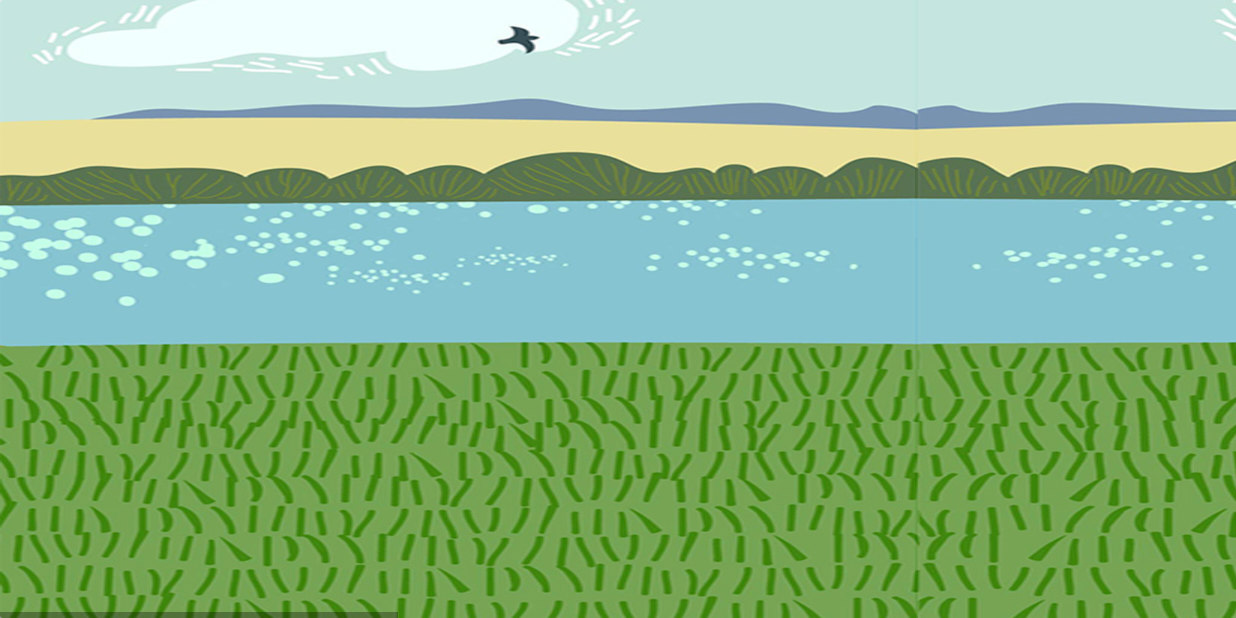
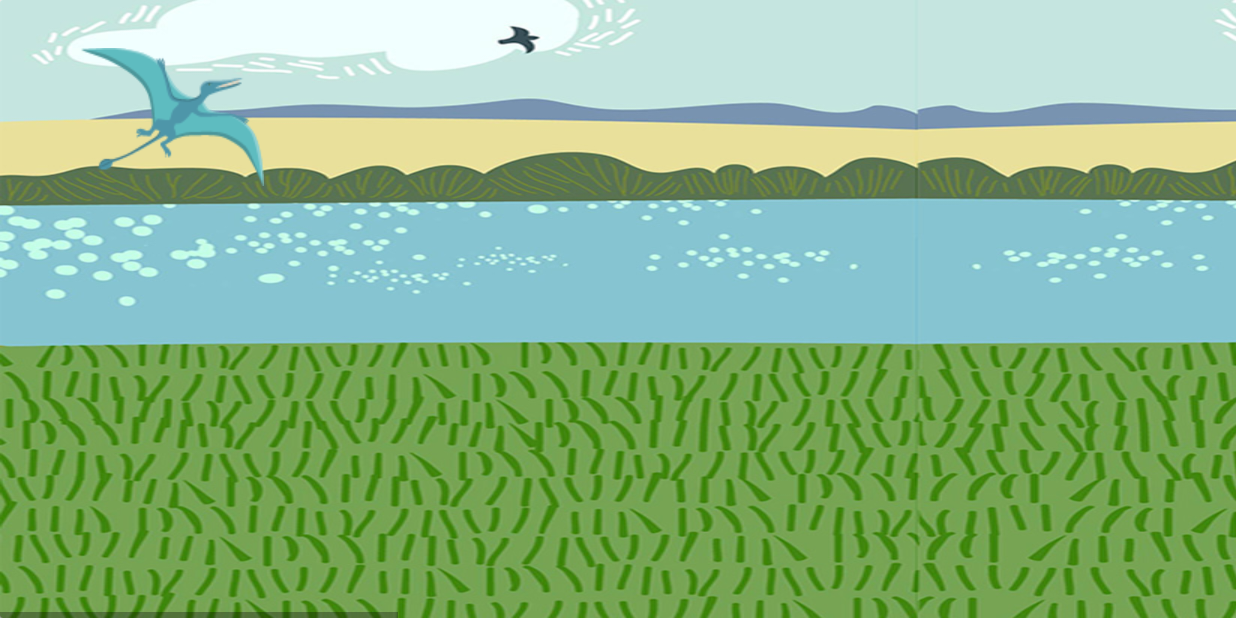
Before and after one commit to erzihutama/profdino, an Android app: the EnsiklopediActivity screen opened directly, with no data from a screen before it, on a phone screen of 824 x 412 dp (held sideways). Run offline under Robolectric (Android 15) with nearby library versions, the phone set to English and light mode, and no system bars.

Commit message:
update 1 ensiklopedia

```diff
--- a/app/src/main/AndroidManifest.xml
+++ b/app/src/main/AndroidManifest.xml
@@ -11,7 +11,7 @@
         android:roundIcon="@mipmap/ic_launcher_round"
         android:supportsRtl="true"
         android:theme="@style/AppTheme">
-        <activity android:name=".View.HasilQuiz"></activity>
+        <activity android:name=".View.HasilQuiz" />
         <activity android:name=".View.QuisActivity" />
         <activity
             android:name=".View.EnsiklopediActivity"
--- a/app/src/main/res/layout/activity_esiklopedi.xml
+++ b/app/src/main/res/layout/activity_esiklopedi.xml
@@ -1,17 +1,22 @@
 <?xml version="1.0" encoding="utf-8"?>
-<LinearLayout xmlns:android="http://schemas.android.com/apk/res/android"
+<androidx.constraintlayout.widget.ConstraintLayout xmlns:android="http://schemas.android.com/apk/res/android"
     xmlns:app="http://schemas.android.com/apk/res-auto"
     xmlns:tools="http://schemas.android.com/tools"
+    android:id="@+id/linearLayout2"
     android:layout_width="match_parent"
     android:layout_height="match_parent"
-    android:orientation="horizontal"
     tools:context=".View.EnsiklopediActivity">
+
     <HorizontalScrollView
-        android:layout_width="match_parent"
+        android:id="@+id/horizontalScrollView"
+        android:layout_width="wrap_content"
         android:layout_height="wrap_content"
-        android:background="#fff">
+        android:background="#fff"
+        app:layout_constraintStart_toStartOf="parent"
+        app:layout_constraintTop_toTopOf="parent">
+
         <LinearLayout
-            android:layout_width="match_parent"
+            android:layout_width="wrap_content"
             android:layout_height="wrap_content"
             tools:ignore="Orientation">
 
@@ -21,27 +26,89 @@
                 android:layout_height="wrap_content">
 
                 <LinearLayout
+                    android:id="@+id/linearLayout"
                     android:layout_width="match_parent"
                     android:layout_height="match_parent"
                     android:background="@drawable/bges"
                     android:orientation="vertical">
 
+                    <androidx.constraintlayout.widget.ConstraintLayout
+                        android:layout_width="wrap_content"
+                        android:layout_height="wrap_content">
+
+                        <ImageView
+                            android:id="@+id/Rhamphorhynchus"
+                            android:layout_width="150dp"
+                            android:layout_height="wrap_content"
+                            android:layout_marginStart="40dp"
+                            android:layout_marginTop="32dp"
+                            android:contentDescription="Rhamphorhynchus"
+                            android:src="@drawable/rhamphorhynchus"
+                            app:layout_constraintBottom_toBottomOf="parent"
+                            app:layout_constraintStart_toStartOf="parent"
+                            app:layout_constraintTop_toTopOf="parent"
+                            tools:ignore="MissingConstraints">
+
+                        </ImageView>
+                    </androidx.constraintlayout.widget.ConstraintLayout>
+
+                    <androidx.constraintlayout.widget.ConstraintLayout
+                        android:layout_width="wrap_content"
+                        android:layout_height="wrap_content">
+
+                        <ImageView
+                            android:id="@+id/parasaurolopos"
+                            android:layout_width="150dp"
+                            android:layout_height="wrap_content"
+                            android:layout_marginStart="100dp"
+                            android:layout_marginTop="300dp"
+                            android:contentDescription="Parasaurolopus"
+                            android:src="@drawable/parasaurolopus"
+                            app:layout_constraintStart_toStartOf="parent"
+                            app:layout_constraintTop_toTopOf="parent"
+                            tools:ignore="InvalidId,MissingConstraints">
+
+                        </ImageView>
+                    </androidx.constraintlayout.widget.ConstraintLayout>
+
+                    <androidx.constraintlayout.widget.ConstraintLayout
+                        android:layout_width="wrap_content"
+                        android:layout_height="wrap_content">
+
+                        <ImageView
+                            android:id="@+id/Deinonychus"
+                            android:layout_width="150dp"
+                            android:layout_height="wrap_content"
+                            android:layout_marginStart="40dp"
+                            android:layout_marginTop="32dp"
+                            android:contentDescription="Deinonychus"
+                            android:src="@drawable/Deinonychus"
+                            app:layout_constraintStart_toStartOf="parent"
+                            app:layout_constraintTop_toTopOf="parent"
+                            tools:ignore="MissingConstraints">
+
+                        </ImageView>
+                    </androidx.constraintlayout.widget.ConstraintLayout>
+
                 </LinearLayout>
 
 
             </androidx.cardview.widget.CardView>
+
             <androidx.cardview.widget.CardView
                 android:layout_width="match_parent"
                 android:layout_height="wrap_content">
 
                 <LinearLayout
-                    android:background="@drawable/bs2"
                     android:layout_width="match_parent"
                     android:layout_height="match_parent"
+                    android:background="@drawable/bs2"
                     android:orientation="vertical">
+
+
                 </LinearLayout>
             </androidx.cardview.widget.CardView>
         </LinearLayout>
     </HorizontalScrollView>
 
-</LinearLayout>
+</androidx.constraintlayout.widget.ConstraintLayout>
--- a/build.gradle
+++ b/build.gradle
@@ -7,7 +7,11 @@ buildscript {
 
     }
     dependencies {
+
         classpath 'com.android.tools.build:gradle:3.5.2'
+
+        classpath 'com.android.tools.build:gradle:3.5.3'
+
         // NOTE: Do not place your application dependencies here; they belong
         // in the individual module build.gradle files
     }
```
Also changed, not shown: app/src/main/res/drawable/Allosaurus.png (added), app/src/main/res/drawable/Brachiosaurus.png (added), app/src/main/res/drawable/Deinonychus.png (added), app/src/main/res/drawable/Hypsilophodon.png (added), app/src/main/res/drawable/Iguanadon.png (added), app/src/main/res/drawable/Pachycephalosaurus.png (added), app/src/main/res/drawable/Plesiosaurus.png (added), app/src/main/res/drawable/Pteranodon.png (added), app/src/main/res/drawable/Stegosaurus.png (added), app/src/main/res/drawable/Triceraptors.png (added), app/src/main/res/drawable/Velociraptor.png (added), app/src/main/res/drawable/ankylosaurus.png (added), app/src/main/res/drawable/parasaurolopus.png (added), app/src/main/res/drawable/rhamphorhynchus.png (added), 1 more files.
